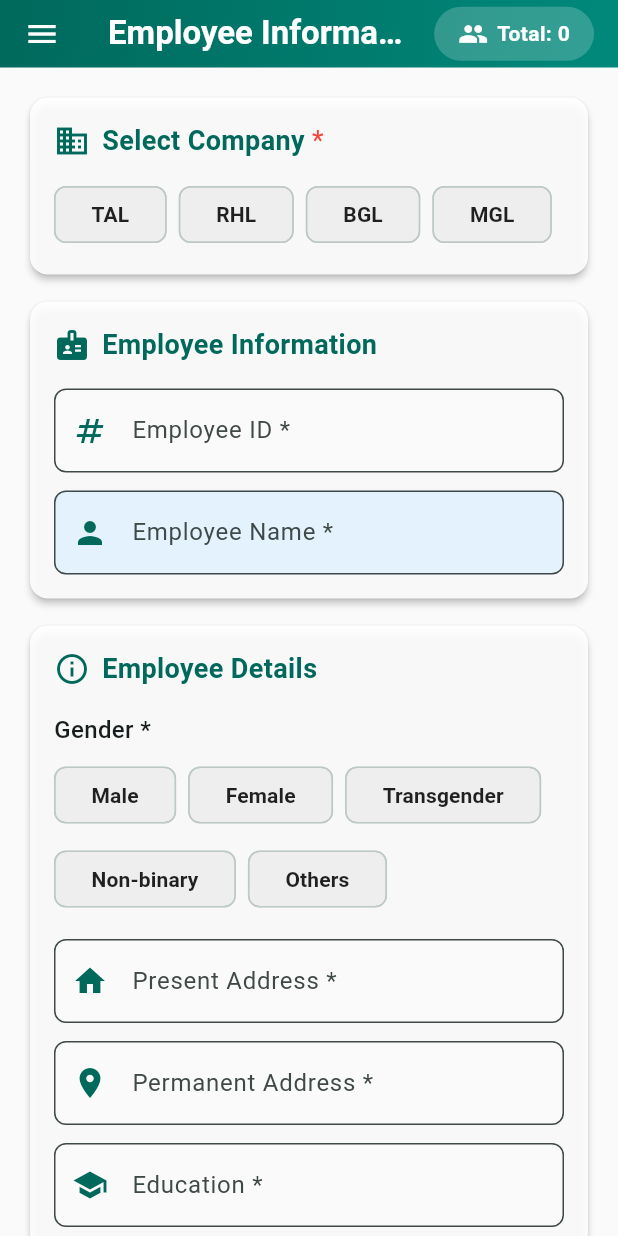
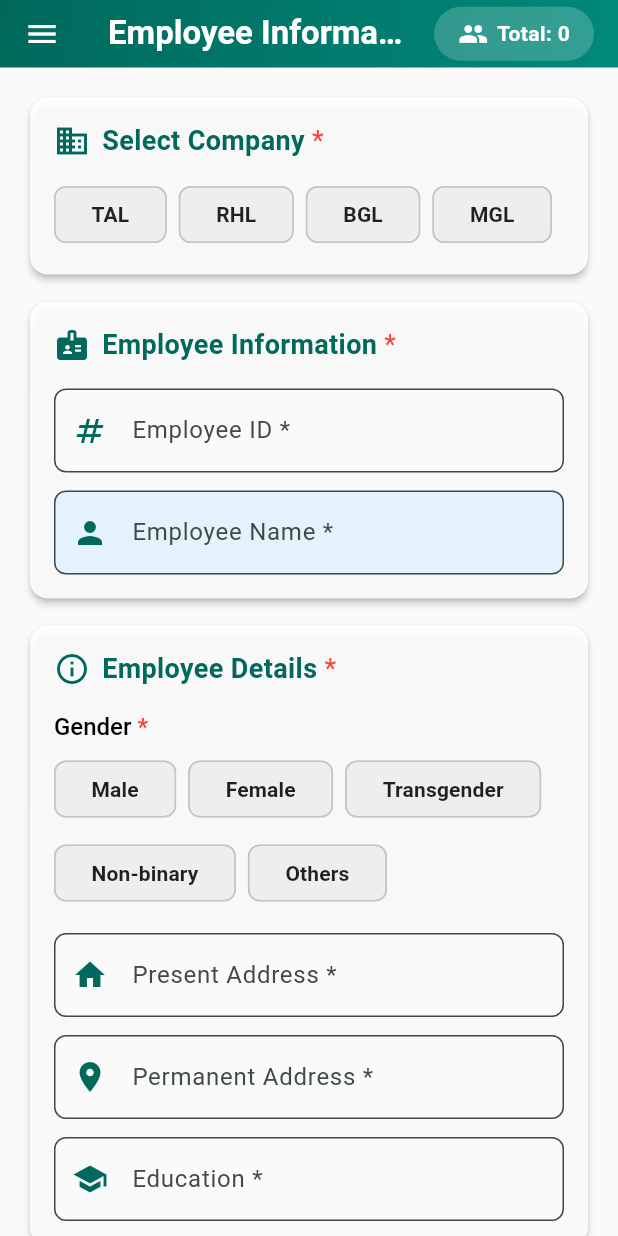
Before and after one commit to hasib9526/get_info, a Flutter app: the EmployeeFormScreen screen opened directly, on a phone screen of 412 x 824 dp. Run offline on Flutter 3.47's test engine with Material 3 defaults, Android fonts, the phone set to English and light mode, and no system bars; our stand-ins replace get, get_storage, shared_preferences; accounts and stored records are empty.

Commit message:
Updated Code

```diff
--- a/lib/controllers/employee_controller.dart
+++ b/lib/controllers/employee_controller.dart
@@ -6,10 +6,12 @@ import '../models/child_model.dart';
 import '../services/api_service.dart';
 import '../services/session_service.dart';
 import '../config/api_config.dart';
+import 'color_controller.dart';
 
 class EmployeeController extends GetxController {
   final ApiService _apiService = ApiService();
   final SessionService _sessionService = SessionService();
+  final ColorController colorController = Get.find<ColorController>();
   final formKey = GlobalKey<FormState>();
 
   // Companies
@@ -309,7 +311,7 @@ class EmployeeController extends GetxController {
             ),
             title: Row(
               children: [
-                Icon(Icons.check_circle, color: Colors.teal.shade600, size: 28),
+                Icon(Icons.check_circle, color: colorController.primaryColor, size: 28),
                 const SizedBox(width: 12),
                 const Text(
                   'Success',
@@ -325,7 +327,7 @@ class EmployeeController extends GetxController {
               ElevatedButton(
                 onPressed: () => Get.back(),
                 style: ElevatedButton.styleFrom(
-                  backgroundColor: Colors.teal.shade600,
+                  backgroundColor: colorController.primaryColor,
                   foregroundColor: Colors.white,
                   shape: RoundedRectangleBorder(
                     borderRadius: BorderRadius.circular(8),
--- a/lib/models/spouse_model.dart
+++ b/lib/models/spouse_model.dart
@@ -25,7 +25,7 @@ class SpouseModel {
 
   // Helper method to format date to ISO 8601 format
   String formatDateForApi(String dateString) {
-    if (dateString.isEmpty) return '';
+    if (dateString.trim().isEmpty) return '';
 
     try {
       // Parse DD/MM/YYYY format
--- a/lib/views/employee_form_screen.dart
+++ b/lib/views/employee_form_screen.dart
@@ -5,6 +5,7 @@ import '../controllers/employee_controller.dart';
 import '../controllers/auth_controller.dart';
 import '../controllers/color_controller.dart';
 import '../widgets/custom_drawer.dart';
+import '../widgets/custom_text_field.dart';
 
 class EmployeeFormScreen extends StatelessWidget {
   EmployeeFormScreen({super.key});
@@ -211,22 +212,19 @@ class EmployeeFormScreen extends StatelessWidget {
                     color: colorController.darkColor
                   ),
                 ),
+                const Text(
+                  ' *',
+                  style: TextStyle(color: Colors.red, fontSize: 18),
+                ),
               ],
             ),
             const SizedBox(height: 16),
-            TextFormField(
+            CustomTextField(
               controller: controller.employeeIdController,
               focusNode: controller.employeeIdFocusNode,
-              decoration: InputDecoration(
               labelText: 'Employee ID *',
               hintText: 'Enter employee ID',
-                prefixIcon: Icon(Icons.numbers,color: colorController.darkColor,),
-                border: OutlineInputBorder(
-                  borderRadius: BorderRadius.circular(8),
-                ),
-                filled: true,
-                fillColor: Colors.grey.shade50,
-              ),
+              prefixIcon: Icons.numbers,
               keyboardType: TextInputType.text,
               textInputAction: TextInputAction.done,
               validator: controller.validateEmployeeId,
@@ -237,18 +235,12 @@ class EmployeeFormScreen extends StatelessWidget {
               },
             ),
             const SizedBox(height: 12),
-            TextFormField(
+            CustomTextField(
               controller: controller.employeeNameController,
-              decoration: InputDecoration(
               labelText: 'Employee Name *',
               hintText: 'Auto-filled or enter manually',
-                prefixIcon:  Icon(Icons.person,color: colorController.darkColor,),
-                border: OutlineInputBorder(
-                  borderRadius: BorderRadius.circular(8),
-                ),
-                filled: true,
+              prefixIcon: Icons.person,
               fillColor: Colors.blue.shade50,
-              ),
               validator: (value) =>
                   controller.validateRequired(value, 'Employee Name'),
             ),
@@ -346,24 +338,22 @@ class EmployeeFormScreen extends StatelessWidget {
                       color: colorController.darkColor
                     ),
                   ),
+
+                ),
+                const Text(
+                  ' *',
+                  style: TextStyle(color: Colors.red, fontSize: 18),
                 ),
               ],
             ),
             const SizedBox(height: 16),
             Obx(
-              () => TextFormField(
+              () => CustomTextField(
                 controller: controller.spouseNameController,
-                decoration: InputDecoration(
                 labelText: controller.selectedMaritalStatus.value == 'Married'
                     ? 'Spouse Name *'
                     : 'Spouse Name',
-                  prefixIcon:  Icon(Icons.person_outline,color: colorController.darkColor,),
-                  border: OutlineInputBorder(
-                    borderRadius: BorderRadius.circular(8),
-                  ),
-                  filled: true,
-                  fillColor: Colors.grey.shade50,
-                ),
+                prefixIcon: Icons.person_outline,
                 validator: (value) {
                   // Required only for Married status
                   if (controller.selectedMaritalStatus.value == 'Married') {
@@ -375,19 +365,12 @@ class EmployeeFormScreen extends StatelessWidget {
             ),
             const SizedBox(height: 12),
             Obx(
-              () => TextFormField(
+              () => CustomTextField(
                 controller: controller.spouseOccupationController,
-                decoration: InputDecoration(
                 labelText: controller.selectedMaritalStatus.value == 'Married'
                     ? 'Spouse Occupation *'
                     : 'Spouse Occupation',
-                  prefixIcon: Icon(Icons.work_outline,color: colorController.darkColor,),
-                  border: OutlineInputBorder(
-                    borderRadius: BorderRadius.circular(8),
-                  ),
-                  filled: true,
-                  fillColor: Colors.grey.shade50,
-                ),
+                prefixIcon: Icons.work_outline,
                 validator: (value) {
                   // Required only for Married status
                   if (controller.selectedMaritalStatus.value == 'Married') {
@@ -399,20 +382,13 @@ class EmployeeFormScreen extends StatelessWidget {
             ),
             const SizedBox(height: 12),
             Obx(
-              () => TextFormField(
+              () => CustomTextField(
                 controller: controller.spouseDobController,
-                decoration: InputDecoration(
                 labelText: controller.selectedMaritalStatus.value == 'Married'
                     ? 'Spouse Date of Birth *'
                     : 'Spouse Date of Birth',
-                  prefixIcon:  Icon(Icons.calendar_today,color: colorController.darkColor,),
-                  border: OutlineInputBorder(
-                    borderRadius: BorderRadius.circular(8),
-                  ),
-                  filled: true,
-                  fillColor: Colors.grey.shade50,
                 hintText: 'DD/MM/YYYY',
-                ),
+                prefixIcon: Icons.calendar_today,
                 readOnly: true,
                 onTap: () => _selectDate(controller.spouseDobController),
                 validator: (value) {
@@ -425,17 +401,10 @@ class EmployeeFormScreen extends StatelessWidget {
               ),
             ),
             const SizedBox(height: 12),
-            TextFormField(
-              decoration: InputDecoration(
+            CustomTextField(
               labelText: 'Number of Children *',
-                prefixIcon:  Icon(Icons.child_care,color: colorController.darkColor,),
-                border: OutlineInputBorder(
-                  borderRadius: BorderRadius.circular(8),
-                ),
-                filled: true,
-                fillColor: Colors.grey.shade50,
               hintText: '0-99',
-              ),
+              prefixIcon: Icons.child_care,
               keyboardType: TextInputType.number,
               maxLength: 2,
               validator: controller.validateNumberOfChildren,
@@ -480,21 +449,18 @@ class EmployeeFormScreen extends StatelessWidget {
                             color: colorController.darkColor
                           ),
                         ),
+                        const Text(
+                          ' *',
+                          style: TextStyle(color: Colors.red, fontSize: 18),
+                        ),
                       ],
                     ),
                     const SizedBox(height: 16),
-                    TextFormField(
+                    CustomTextField(
                       controller: controller.childrenControllers[index]['dob'],
-                      decoration: InputDecoration(
                       labelText: 'Date of Birth *',
-                        prefixIcon:  Icon(Icons.calendar_today,color: colorController.darkColor,),
-                        border: OutlineInputBorder(
-                          borderRadius: BorderRadius.circular(8),
-                        ),
-                        filled: true,
-                        fillColor: Colors.grey.shade50,
                       hintText: 'DD/MM/YYYY',
-                      ),
+                      prefixIcon: Icons.calendar_today,
                       readOnly: true,
                       onTap: () => _selectDate(
                           controller.childrenControllers[index]['dob']!),
@@ -502,18 +468,11 @@ class EmployeeFormScreen extends StatelessWidget {
                           controller.validateRequired(value, 'Date of Birth'),
                     ),
                     const SizedBox(height: 12),
-                    TextFormField(
+                    CustomTextField(
                       controller:
                           controller.childrenControllers[index]['education'],
-                      decoration: InputDecoration(
                       labelText: 'Education *',
-                        prefixIcon:  Icon(Icons.school,color: colorController.darkColor,),
-                        border: OutlineInputBorder(
-                          borderRadius: BorderRadius.circular(8),
-                        ),
-                        filled: true,
-                        fillColor: Colors.grey.shade50,
-                      ),
+                      prefixIcon: Icons.school,
                       validator: (value) =>
                           controller.validateRequired(value, 'Education'),
                     ),
@@ -521,11 +480,23 @@ class EmployeeFormScreen extends StatelessWidget {
                     Column(
                       crossAxisAlignment: CrossAxisAlignment.start,
                       children: [
-                        const Text(
-                          'Gender *',
+                        RichText(
+                          text: const TextSpan(
+                            text: 'Gender ',
                             style: TextStyle(
                               fontSize: 16,
                               fontWeight: FontWeight.w500,
+                              color: Colors.black,
+                            ),
+                            children: [
+                              TextSpan(
+                                text: '*',
+                                style: TextStyle(
+                                  color: Colors.red,
+                                  fontSize: 16,
+                                ),
+                              ),
+                            ],
                           ),
                         ),
                         const SizedBox(height: 8),
@@ -595,17 +566,33 @@ class EmployeeFormScreen extends StatelessWidget {
                     color: colorController.darkColor
                   ),
                 ),
+                const Text(
+                  ' *',
+                  style: TextStyle(color: Colors.red, fontSize: 18),
+                ),
               ],
             ),
             const SizedBox(height: 16),
             Column(
               crossAxisAlignment: CrossAxisAlignment.start,
               children: [
-                const Text(
-                  'Gender *',
+                RichText(
+                  text: const TextSpan(
+                    text: 'Gender ',
                     style: TextStyle(
                       fontSize: 16,
                       fontWeight: FontWeight.w500,
+                      color: Colors.black,
+                    ),
+                    children: [
+                      TextSpan(
+                        text: '*',
+                        style: TextStyle(
+                          color: Colors.red,
+                          fontSize: 16,
+                        ),
+                      ),
+                    ],
                   ),
                 ),
                 const SizedBox(height: 8),
@@ -642,53 +629,29 @@ class EmployeeFormScreen extends StatelessWidget {
               ],
             ),
             const SizedBox(height: 16),
-            TextFormField(
+            CustomTextField(
               controller: controller.presentAddressController,
-              decoration: InputDecoration(
               labelText: 'Present Address *',
               hintText: 'Enter your present address',
-
-                prefixIcon:  Icon(Icons.home,color: colorController.darkColor,),
-                border: OutlineInputBorder(
-                  borderRadius: BorderRadius.circular(8),
-                ),
-                filled: true,
-                fillColor: Colors.grey.shade50,
-              ),
-              maxLines: 1,
+              prefixIcon: Icons.home,
               validator: (value) =>
                   controller.validateRequired(value, 'Present Address'),
             ),
             const SizedBox(height: 12),
-            TextFormField(
+            CustomTextField(
               controller: controller.permanentAddressController,
-              decoration: InputDecoration(
               labelText: 'Permanent Address *',
               hintText: 'Enter your permanent address',
-                prefixIcon:  Icon(Icons.location_on,color: colorController.darkColor,),
-                border: OutlineInputBorder(
-                  borderRadius: BorderRadius.circular(8),
-                ),
-                filled: true,
-                fillColor: Colors.grey.shade50,
-              ),
-              maxLines: 1,
+              prefixIcon: Icons.location_on,
               validator: (value) =>
                   controller.validateRequired(value, 'Permanent Address'),
             ),
             const SizedBox(height: 12),
-            TextFormField(
+            CustomTextField(
               controller: controller.educationController,
-              decoration: InputDecoration(
               labelText: 'Education *',
               hintText: 'Enter your education level',
-                prefixIcon:  Icon(Icons.school,color: colorController.darkColor,),
-                border: OutlineInputBorder(
-                  borderRadius: BorderRadius.circular(8),
-                ),
-                filled: true,
-                fillColor: Colors.grey.shade50,
-              ),
+              prefixIcon: Icons.school,
               validator: (value) =>
                   controller.validateRequired(value, 'Education'),
             ),
@@ -761,7 +724,7 @@ class EmployeeFormScreen extends StatelessWidget {
         ),
         title: Row(
           children: [
-            Icon(Icons.info_outline, color: Colors.blue.shade600, size: 28),
+            Icon(Icons.info_outline, color: colorController.primaryColor, size: 28),
             const SizedBox(width: 12),
             const Text(
               'Confirm Save',
--- /dev/null
+++ b/lib/widgets/custom_text_field.dart
@@ -0,0 +1,81 @@
+import 'package:flutter/material.dart';
+import 'package:get/get.dart';
+import '../controllers/color_controller.dart';
+
+class CustomTextField extends StatelessWidget {
+  final TextEditingController? controller;
+  final FocusNode? focusNode;
+  final String labelText;
+  final String? hintText;
+  final IconData? prefixIcon;
+  final Color? fillColor;
+  final String? Function(String?)? validator;
+  final void Function(String)? onChanged;
+  final void Function(String)? onFieldSubmitted;
+  final VoidCallback? onTap;
+  final bool readOnly;
+  final TextInputType? keyboardType;
+  final TextInputAction? textInputAction;
+  final int? maxLines;
+  final int? maxLength;
+
+  CustomTextField({
+    super.key,
+    this.controller,
+    this.focusNode,
+    required this.labelText,
+    this.hintText,
+    this.prefixIcon,
+    this.fillColor,
+    this.validator,
+    this.onChanged,
+    this.onFieldSubmitted,
+    this.onTap,
+    this.readOnly = false,
+    this.keyboardType,
+    this.textInputAction,
+    this.maxLines = 1,
+    this.maxLength,
+  });
+
+  @override
+  Widget build(BuildContext context) {
+    final ColorController colorController = Get.find<ColorController>();
+
+    return TextFormField(
+      controller: controller,
+      focusNode: focusNode,
+      readOnly: readOnly,
+      onTap: onTap,
+      keyboardType: keyboardType,
+      textInputAction: textInputAction,
+      maxLines: maxLines,
+      maxLength: maxLength,
+      decoration: InputDecoration(
+        labelText: labelText,
+        hintText: hintText,
+        prefixIcon: prefixIcon != null
+            ? Icon(prefixIcon, color: colorController.darkColor)
+            : null,
+        border: OutlineInputBorder(
+          borderRadius: BorderRadius.circular(8),
+        ),
+        focusedBorder: OutlineInputBorder(
+          borderRadius: BorderRadius.circular(8),
+          borderSide: BorderSide(
+            color: colorController.primaryColor,
+            width: 2,
+          ),
+        ),
+        floatingLabelStyle: TextStyle(
+          color: colorController.primaryColor,
+        ),
+        filled: true,
+        fillColor: fillColor ?? Colors.grey.shade50,
+      ),
+      validator: validator,
+      onChanged: onChanged,
+      onFieldSubmitted: onFieldSubmitted,
+    );
+  }
+}
```
Also changed, not shown: lib/models/employee_model.dart (+10 -9 lines). Lines whose indentation alone changed are shown as unchanged.
